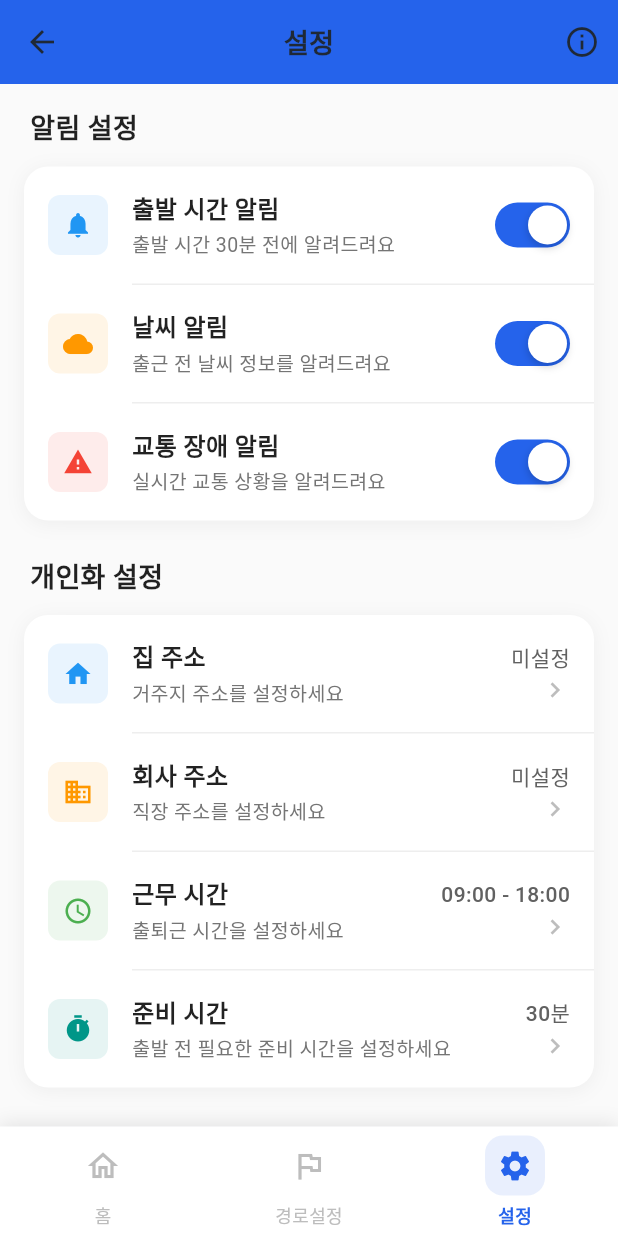
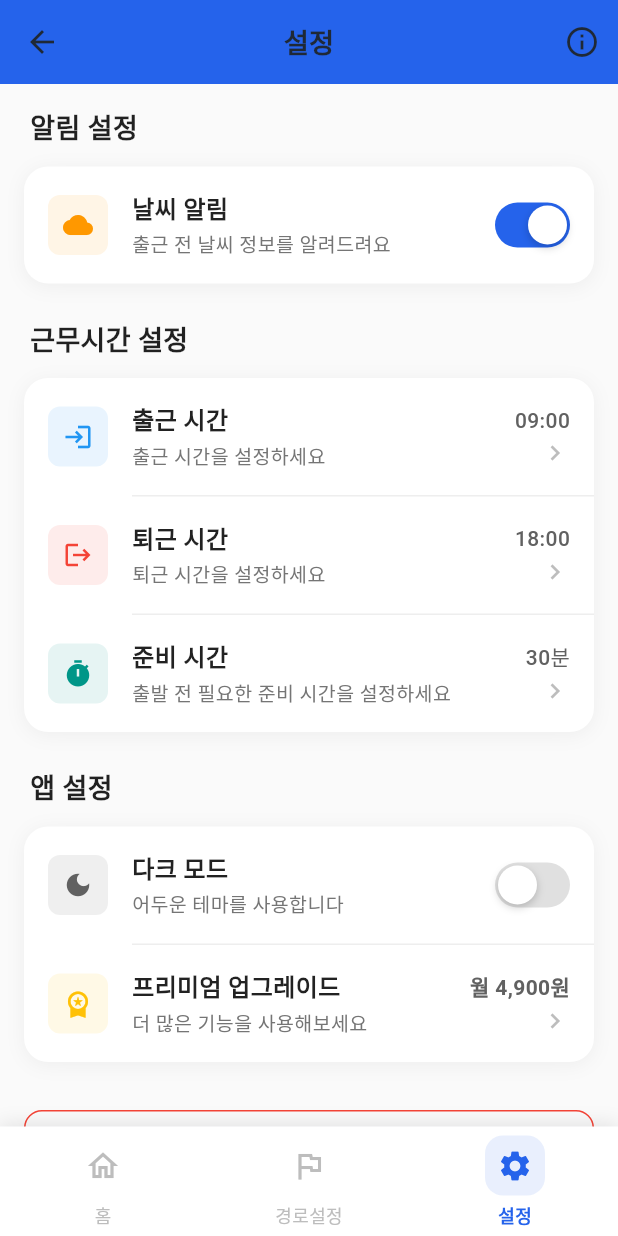
Before and after one commit to ZE-R0-1/commute_time, a Flutter app: the MainTabScreen screen opened by its route, item 3 of the bottom bar chosen, on a phone screen of 412 x 824 dp. Run offline on Flutter 3.47's test engine with Material 3 defaults, Android fonts, the phone set to English and light mode, and no system bars; our stand-ins replace flutter_dotenv, flutter_screenutil, geocoding, geolocator, get, get_storage; missing offline and left inert: kakao_map_plugin; accounts and stored records are empty; Roboto replaces fonts that are missing (Pretendard).

Commit message:
#54 feat: 설정화면 UI 수정

```diff
--- a/lib/screens/main/main_tab_screen.dart
+++ b/lib/screens/main/main_tab_screen.dart
@@ -14,15 +14,15 @@ class MainTabScreen extends GetView<MainTabController> {
     return Scaffold(
       body: Obx(() => IndexedStack(
         index: controller.currentIndex.value,
-        children: [
+        children: const [
           // 홈 화면
-          const HomeScreen(),
+          HomeScreen(),
 
           // 경로 설정 화면
-          const RouteSetupScreen(),
+          RouteSetupScreen(),
 
           // 설정 화면
-          const SettingsScreen(),
+          SettingsScreen(),
         ],
       )),
 
--- a/lib/screens/settings/settings_screen.dart
+++ b/lib/screens/settings/settings_screen.dart
@@ -34,8 +34,8 @@ class SettingsScreen extends GetView<SettingsController> {
 
             const SizedBox(height: 24),
 
-            // 개인화 설정 섹션
-            _buildPersonalizationSection(),
+            // 근무시간 설정 섹션
+            _buildWorkTimeSection(),
 
             const SizedBox(height: 24),
 
@@ -61,18 +61,6 @@ class SettingsScreen extends GetView<SettingsController> {
     return _buildSection(
       title: '알림 설정',
       children: [
-        // 출발 시간 알림
-        Obx(() => _buildToggleItem(
-          icon: Icons.notifications,
-          iconColor: Colors.blue,
-          title: '출발 시간 알림',
-          subtitle: '출발 시간 30분 전에 알려드려요',
-          value: controller.departureTimeNotification.value,
-          onChanged: controller.toggleDepartureNotification,
-        )),
-
-        _buildDivider(),
-
         // 날씨 알림
         Obx(() => _buildToggleItem(
           icon: Icons.wb_cloudy,
@@ -82,59 +70,35 @@ class SettingsScreen extends GetView<SettingsController> {
           value: controller.weatherNotification.value,
           onChanged: controller.toggleWeatherNotification,
         )),
-
-        _buildDivider(),
-
-        // 교통 장애 알림
-        Obx(() => _buildToggleItem(
-          icon: Icons.warning,
-          iconColor: Colors.red,
-          title: '교통 장애 알림',
-          subtitle: '실시간 교통 상황을 알려드려요',
-          value: controller.trafficNotification.value,
-          onChanged: controller.toggleTrafficNotification,
-        )),
       ],
     );
   }
 
-  // 개인화 설정 섹션 (온보딩에서 설정한 내용들)
-  Widget _buildPersonalizationSection() {
+  // 근무시간 설정 섹션 (온보딩에서 설정한 내용들과 연동)
+  Widget _buildWorkTimeSection() {
     return _buildSection(
-      title: '개인화 설정',
+      title: '근무시간 설정',
       children: [
-        // 집 주소 설정
+        // 출근 시간
         Obx(() => _buildNavigationItem(
-          icon: Icons.home,
+          icon: Icons.login,
           iconColor: Colors.blue,
-          title: '집 주소',
-          subtitle: '거주지 주소를 설정하세요',
-          value: controller.homeAddress.value.isEmpty ? '미설정' : controller.homeAddress.value,
-          onTap: controller.changeHomeAddress,
+          title: '출근 시간',
+          subtitle: '출근 시간을 설정하세요',
+          value: controller.workStartTime.value,
+          onTap: controller.changeWorkStartTime,
         )),
 
         _buildDivider(),
 
-        // 회사 주소 설정
+        // 퇴근 시간
         Obx(() => _buildNavigationItem(
-          icon: Icons.business,
-          iconColor: Colors.orange,
-          title: '회사 주소',
-          subtitle: '직장 주소를 설정하세요',
-          value: controller.workAddress.value.isEmpty ? '미설정' : controller.workAddress.value,
-          onTap: controller.changeWorkAddress,
-        )),
-
-        _buildDivider(),
-
-        // 근무 시간 설정
-        Obx(() => _buildNavigationItem(
-          icon: Icons.access_time,
-          iconColor: Colors.green,
-          title: '근무 시간',
-          subtitle: '출퇴근 시간을 설정하세요',
-          value: controller.workingHours.value,
-          onTap: controller.changeWorkingHours,
+          icon: Icons.logout,
+          iconColor: Colors.red,
+          title: '퇴근 시간',
+          subtitle: '퇴근 시간을 설정하세요',
+          value: controller.workEndTime.value,
+          onTap: controller.changeWorkEndTime,
         )),
 
         _buildDivider(),
```
Also changed, not shown: lib/screens/settings/settings_controller.dart (+84 -305 lines).
